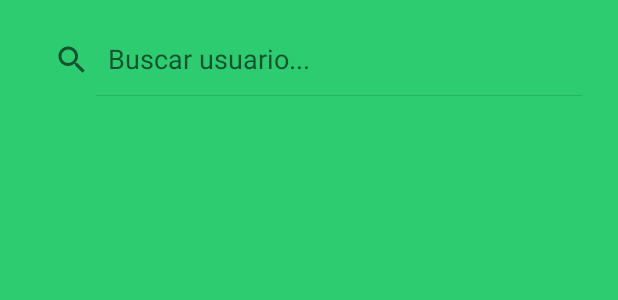
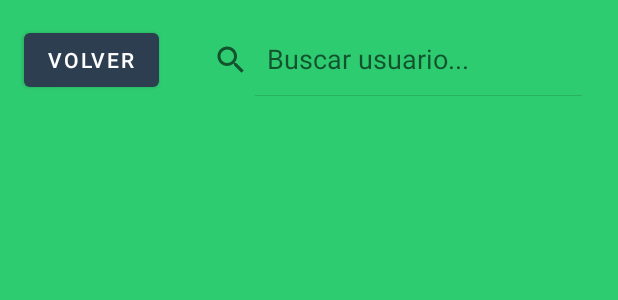
Before and after one commit to Seba271/pnk_prueba1, an Android app: the layout activity_mostrar_usuarios.xml on its own in the app's theme, with its tools: preview values and no code run, on a phone screen of 412 x 824 dp. Shown: the top 300 px of the screen. Run offline under Robolectric (Android 15) with nearby library versions, the phone set to English and light mode, and no system bars.

Commit message:
2 activitis del boton

```diff
--- a/app/src/main/java/com/example/webservice/MostrarUsuarios.kt
+++ b/app/src/main/java/com/example/webservice/MostrarUsuarios.kt
@@ -63,6 +63,11 @@ class MostrarUsuarios : AppCompatActivity() {
                 return true
             }
         })
+        val btnVolver: Button = findViewById(R.id.btnVolver)
+        btnVolver.setOnClickListener {
+            finish() // Esto cierra esta actividad y vuelve a la anterior
+        }
+
     }
 
     override fun onStart() {
--- a/app/src/main/res/layout/activity_mostrar_usuarios.xml
+++ b/app/src/main/res/layout/activity_mostrar_usuarios.xml
@@ -9,21 +9,33 @@
         android:id="@+id/searchView"
         android:layout_width="0dp"
         android:layout_height="wrap_content"
+        android:layout_margin="16dp"
+        android:layout_marginTop="16dp"
         android:iconifiedByDefault="false"
         android:queryHint="Buscar usuario..."
-        app:layout_constraintTop_toTopOf="parent"
-        app:layout_constraintStart_toStartOf="parent"
         app:layout_constraintEnd_toEndOf="parent"
-        android:layout_margin="16dp" />
+        app:layout_constraintStart_toEndOf="@+id/btnVolver"
+        app:layout_constraintTop_toTopOf="parent" />
 
     <ListView
         android:id="@+id/listaUsuarios"
         android:layout_width="0dp"
         android:layout_height="0dp"
+        android:layout_margin="16dp"
         android:dividerHeight="1dp"
+        app:layout_constraintBottom_toBottomOf="parent"
+        app:layout_constraintEnd_toEndOf="parent"
+        app:layout_constraintStart_toStartOf="parent"
         app:layout_constraintTop_toBottomOf="@id/searchView"
-        app:layout_constraintBottom_toBottomOf="parent"
+        app:layout_constraintVertical_bias="1.0" />
+
+    <Button
+        android:id="@+id/btnVolver"
+        android:layout_width="wrap_content"
+        android:layout_height="wrap_content"
+        android:text="Volver"
+        app:layout_constraintTop_toTopOf="parent"
         app:layout_constraintStart_toStartOf="parent"
-        app:layout_constraintEnd_toEndOf="parent"
-        android:layout_margin="16dp" />
+        android:layout_margin="16dp"/>
+
 </androidx.constraintlayout.widget.ConstraintLayout>
```
